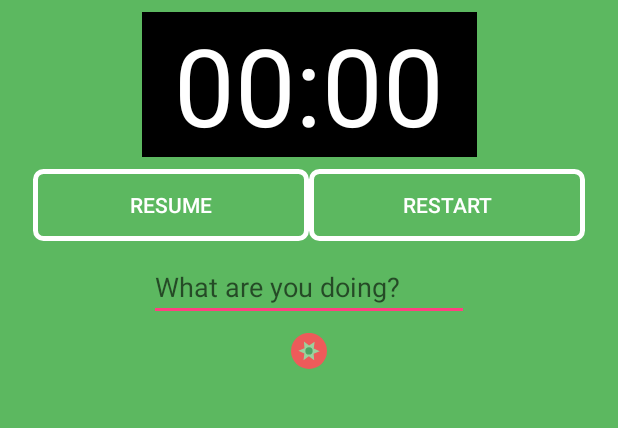
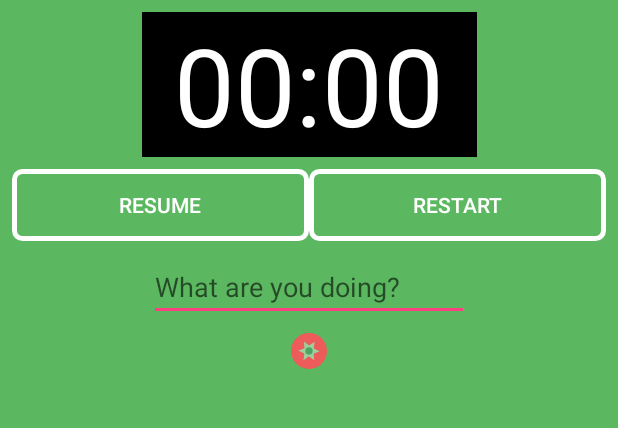
Before and after one commit to d0dders/Pomodoro, an Android app: the screen it shows after launch (MainActivity), on a phone screen of 412 x 824 dp, the part 455-883 px from its top. Run offline under Robolectric (Android 15) with nearby library versions, the phone set to English and light mode, and no system bars.

Commit message:
Added new launcher icon

```diff
--- a/app/src/main/res/layout/activity_main.xml
+++ b/app/src/main/res/layout/activity_main.xml
@@ -40,7 +40,7 @@
 
     <LinearLayout
         android:id="@+id/linearLayout"
-        android:layout_width="368dp"
+        android:layout_width="0dp"
         android:layout_height="wrap_content"
         android:layout_marginBottom="8dp"
         android:layout_marginEnd="8dp"
@@ -54,21 +54,21 @@
 
         <Button
             android:id="@+id/resumeButton"
-            android:textColor="@android:color/white"
             android:layout_width="wrap_content"
             android:layout_height="wrap_content"
             android:layout_weight="1"
             android:background="@drawable/my_button_bg"
-            android:text="Resume" />
+            android:text="Resume"
+            android:textColor="@android:color/white" />
 
         <Button
             android:id="@+id/restartButton"
-            android:textColor="@android:color/white"
             android:layout_width="wrap_content"
             android:layout_height="wrap_content"
             android:layout_weight="1"
             android:background="@drawable/my_button_bg"
-            android:text="Restart" />
+            android:text="Restart"
+            android:textColor="@android:color/white" />
     </LinearLayout>
 
     <EditText
--- a/app/src/main/res/mipmap-anydpi-v26/ic_launcher.xml
+++ b/app/src/main/res/mipmap-anydpi-v26/ic_launcher.xml
@@ -1,5 +1,5 @@
 <?xml version="1.0" encoding="utf-8"?>
 <adaptive-icon xmlns:android="http://schemas.android.com/apk/res/android">
-    <background android:drawable="@drawable/ic_launcher_background" />
-    <foreground android:drawable="@drawable/ic_launcher_foreground" />
+    <background android:drawable="@color/ic_launcher_background"/>
+    <foreground android:drawable="@drawable/ic_launcher_foreground"/>
 </adaptive-icon>
--- a/app/src/main/res/mipmap-anydpi-v26/ic_launcher_round.xml
+++ b/app/src/main/res/mipmap-anydpi-v26/ic_launcher_round.xml
@@ -1,5 +1,5 @@
 <?xml version="1.0" encoding="utf-8"?>
 <adaptive-icon xmlns:android="http://schemas.android.com/apk/res/android">
-    <background android:drawable="@drawable/ic_launcher_background" />
-    <foreground android:drawable="@drawable/ic_launcher_foreground" />
+    <background android:drawable="@color/ic_launcher_background"/>
+    <foreground android:drawable="@drawable/ic_launcher_foreground"/>
 </adaptive-icon>
--- /dev/null
+++ b/app/src/main/res/values/ic_launcher_background.xml
@@ -0,0 +1,4 @@
+<?xml version="1.0" encoding="utf-8"?>
+<resources>
+    <color name="ic_launcher_background">#FFFFFF</color>
+</resources>
```
Also changed, not shown: app/src/main/res/drawable/ic_launcher_foreground.xml (added, +18 -0 lines), app/src/main/ic_launcher-web.png (added), app/src/main/res/mipmap-hdpi/ic_launcher.png, app/src/main/res/mipmap-hdpi/ic_launcher_round.png, app/src/main/res/mipmap-mdpi/ic_launcher.png, app/src/main/res/mipmap-mdpi/ic_launcher_round.png, app/src/main/res/mipmap-xhdpi/ic_launcher.png, app/src/main/res/mipmap-xhdpi/ic_launcher_round.png, app/src/main/res/mipmap-xxhdpi/ic_launcher.png, app/src/main/res/mipmap-xxhdpi/ic_launcher_round.png, app/src/main/res/mipmap-xxxhdpi/ic_launcher.png, app/src/main/res/mipmap-xxxhdpi/ic_launcher_round.png.
